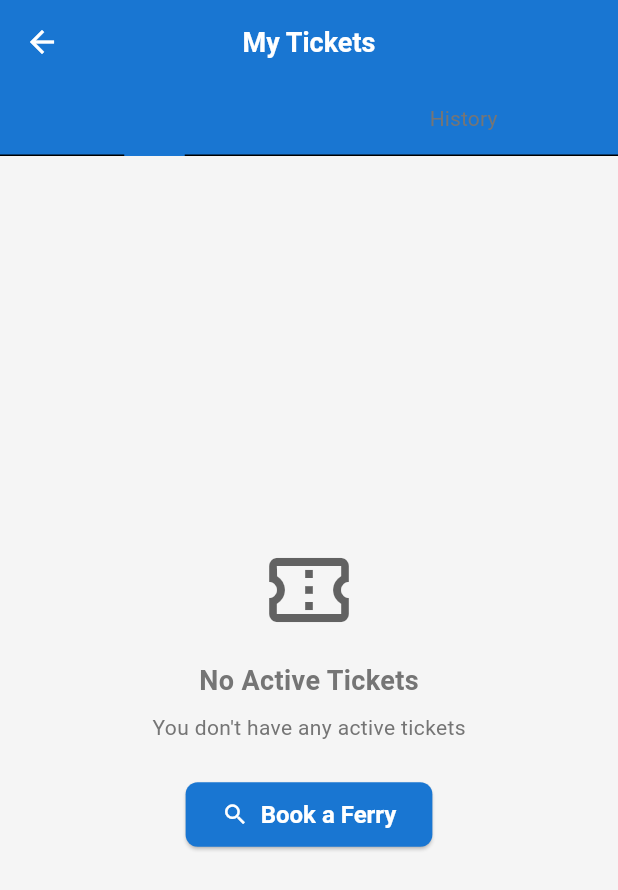
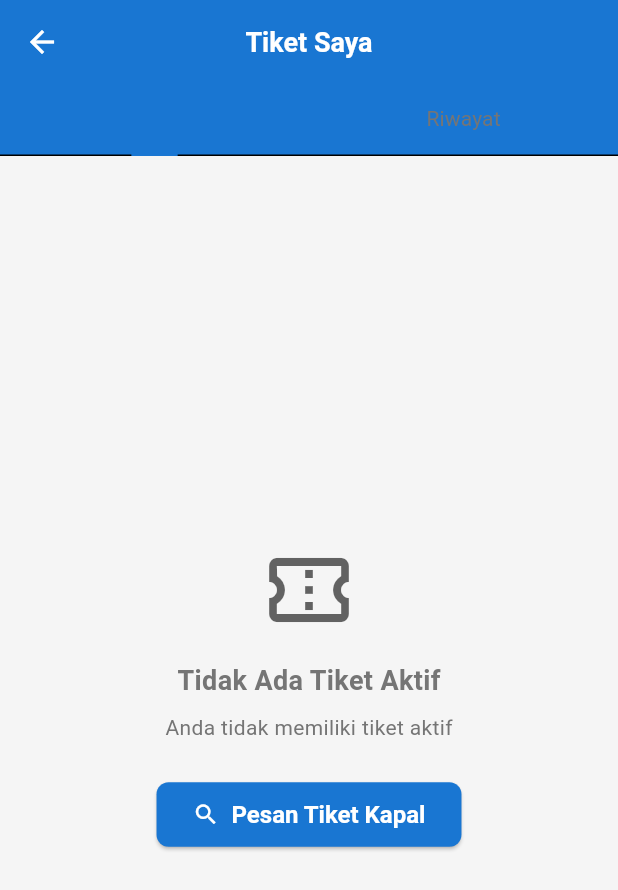
Before and after one commit to ImmanuelPartogi/HarborTicketingSystem, a Flutter app: the TicketListScreen screen opened directly, on a phone screen of 412 x 824 dp. Shown: the top 890 px of the screen. Run offline on Flutter 3.47's test engine with Material 3 defaults, Android fonts, the phone set to English and light mode, and no system bars; our stand-ins replace flutter_local_notifications, qr_flutter, shared_preferences; accounts and stored records are empty; network calls fail.

Commit message:
Ticket App Update

```diff
--- a/ticket_app/lib/config/api_config.dart
+++ b/ticket_app/lib/config/api_config.dart
@@ -28,7 +28,8 @@ class ApiConfig {
   // Diperbaiki jika cancelBooking dan rescheduleBooking menggunakan ID numerik
   static const String cancelBooking = '/api/v1/bookings/id/{id}/cancel';
   static const String rescheduleBooking = '/api/v1/bookings/id/{id}/reschedule';
-  static const String generateTickets = '/api/v1/bookings/id/{id}/generate-tickets';
+  static const String generateTickets =
+      '/api/v1/bookings/id/{id}/generate-tickets';
 
   static const String payments = '/api/v1/payments';
   // Diperbaiki untuk menggunakan endpoint yang benar
@@ -37,6 +38,7 @@ class ApiConfig {
   static const String tickets = '/api/v1/tickets';
   static const String ticketDetail = '/api/v1/tickets/{id}';
   static const String validateTicket = '/api/v1/tickets/{id}/validate';
+  static const String groupedTickets = '/tickets/grouped';
 
   static const String notifications = '/api/v1/notifications';
 
--- a/ticket_app/lib/screens/ticket/ticket_list_screen.dart
+++ b/ticket_app/lib/screens/ticket/ticket_list_screen.dart
@@ -55,10 +55,10 @@ class _TicketListScreenState extends State<TicketListScreen>
   Widget build(BuildContext context) {
     return Scaffold(
       appBar: AppBar(
-        title: const Text('My Tickets'),
+        title: const Text('Tiket Saya'),
         bottom: TabBar(
           controller: _tabController,
-          tabs: const [Tab(text: 'Active'), Tab(text: 'History')],
+          tabs: const [Tab(text: 'Aktif'), Tab(text: 'Riwayat')],
         ),
       ),
       body: TabBarView(
@@ -79,34 +79,13 @@ class _TicketListScreenState extends State<TicketListScreen>
       builder: (context, ticketProvider, _) {
         if (ticketProvider.isLoadingActiveTickets) {
           return const Center(
-            child: LoadingIndicator(message: 'Loading active tickets...'),
+            child: LoadingIndicator(message: 'Memuat tiket aktif...'),
           );
         }
 
         // Debug logs
-        print('=== TICKET GROUPING DEBUG ===');
-        print('Active tickets count: ${ticketProvider.activeTickets.length}');
-
-        // Check each ticket for schedule data
-        int ticketsWithSchedule = 0;
-        int ticketsWithRouteAndFerry = 0;
-
-        for (var ticket in ticketProvider.activeTickets) {
-          if (ticket.schedule != null) {
-            ticketsWithSchedule++;
-            if (ticket.schedule!.route != null &&
-                ticket.schedule!.ferry != null) {
-              ticketsWithRouteAndFerry++;
-            }
-          }
-        }
-
-        print(
-          'Tickets with schedule: $ticketsWithSchedule / ${ticketProvider.activeTickets.length}',
-        );
-        print(
-          'Tickets with route & ferry: $ticketsWithRouteAndFerry / ${ticketProvider.activeTickets.length}',
-        );
+        print('=== PENGELOMPOKAN TIKET DEBUG ===');
+        print('Jumlah tiket aktif: ${ticketProvider.activeTickets.length}');
 
         if (ticketProvider.activeTickets.isEmpty) {
           return Center(
@@ -120,7 +99,7 @@ class _TicketListScreenState extends State<TicketListScreen>
                 ),
                 const SizedBox(height: AppTheme.paddingMedium),
                 const Text(
-                  'No Active Tickets',
+                  'Tidak Ada Tiket Aktif',
                   style: TextStyle(
                     fontSize: AppTheme.fontSizeLarge,
                     fontWeight: FontWeight.bold,
@@ -128,7 +107,7 @@ class _TicketListScreenState extends State<TicketListScreen>
                 ),
                 const SizedBox(height: AppTheme.paddingSmall),
                 const Text(
-                  'You don\'t have any active tickets',
+                  'Anda tidak memiliki tiket aktif',
                   style: TextStyle(fontSize: AppTheme.fontSizeRegular),
                 ),
                 const SizedBox(height: AppTheme.paddingLarge),
@@ -137,7 +116,7 @@ class _TicketListScreenState extends State<TicketListScreen>
                     Navigator.pushReplacementNamed(context, AppRoutes.home);
                   },
                   icon: const Icon(Icons.search),
-                  label: const Text('Book a Ferry'),
+                  label: const Text('Pesan Tiket Kapal'),
                   style: ElevatedButton.styleFrom(
                     backgroundColor: AppTheme.primaryColor,
                     foregroundColor: Colors.white,
@@ -152,25 +131,18 @@ class _TicketListScreenState extends State<TicketListScreen>
           );
         }
 
-        // Group tickets by schedule
-        final groupedTickets = ticketProvider.getTicketsGroupedBySchedule();
-        print('Grouped into ${groupedTickets.length} groups');
+        // Gunakan fungsi pengelompokan berdasarkan tanggal, kapal, dan tujuan
+        final groupedTickets = ticketProvider.getTicketsGroupedByDateFerryDestination();
+        print('Tiket dikelompokkan menjadi ${groupedTickets.length} grup');
 
         // Debug untuk melihat setiap grup
         groupedTickets.forEach((key, tickets) {
-          final firstTicket = tickets.first;
-          final schedule = firstTicket.schedule;
-          print('Group key: $key');
-          print('  Tickets count: ${tickets.length}');
-          if (schedule != null) {
-            print('  Route: ${schedule.route?.routeName}');
-            print('  Ferry: ${schedule.ferry?.name}');
-            print(
-              '  Departure: ${DateFormat('yyyy-MM-dd HH:mm').format(schedule.departureTime)}',
-            );
-          } else {
-            print('  No schedule info');
-          }
+          final groupInfo = ticketProvider.getGroupInfo(key);
+          print('Grup kunci: $key');
+          print('  Jumlah tiket: ${tickets.length}');
+          print('  Tanggal: ${groupInfo['date']}');
+          print('  Kapal: ${groupInfo['ferry']}');
+          print('  Tujuan: ${groupInfo['destination']}');
         });
 
         return RefreshIndicator(
@@ -179,15 +151,18 @@ class _TicketListScreenState extends State<TicketListScreen>
             padding: const EdgeInsets.all(AppTheme.paddingMedium),
             itemCount: groupedTickets.length,
             itemBuilder: (context, index) {
-              // Get schedule ID and tickets for this group
+              // Dapatkan ID grup dan tiket untuk grup ini
               final key = groupedTickets.keys.elementAt(index);
               final tickets = groupedTickets[key]!;
 
               print(
-                'Building group $index (key: $key) with ${tickets.length} tickets',
+                'Membangun grup $index (key: $key) dengan ${tickets.length} tiket',
               );
 
-              return TicketGroupItem(tickets: tickets);
+              return TicketGroupItemEnhanced(
+                tickets: tickets,
+                groupKey: key,
+              );
             },
           ),
         );
@@ -200,7 +175,7 @@ class _TicketListScreenState extends State<TicketListScreen>
       builder: (context, ticketProvider, _) {
         if (ticketProvider.isLoadingTicketHistory) {
           return const Center(
-            child: LoadingIndicator(message: 'Loading ticket history...'),
+            child: LoadingIndicator(message: 'Memuat riwayat tiket...'),
           );
         }
 
@@ -216,7 +191,7 @@ class _TicketListScreenState extends State<TicketListScreen>
                 ),
                 const SizedBox(height: AppTheme.paddingMedium),
                 const Text(
-                  'No Ticket History',
+                  'Tidak Ada Riwayat Tiket',
                   style: TextStyle(
                     fontSize: AppTheme.fontSizeLarge,
                     fontWeight: FontWeight.bold,
@@ -224,7 +199,7 @@ class _TicketListScreenState extends State<TicketListScreen>
                 ),
                 const SizedBox(height: AppTheme.paddingSmall),
                 const Text(
-                  'Your past tickets will appear here',
+                  'Tiket yang sudah lalu akan muncul di sini',
                   style: TextStyle(fontSize: AppTheme.fontSizeRegular),
                 ),
               ],
@@ -258,22 +233,29 @@ class _TicketListScreenState extends State<TicketListScreen>
   }
 }
 
-class TicketGroupItem extends StatefulWidget {
+class TicketGroupItemEnhanced extends StatefulWidget {
   final List<dynamic> tickets;
+  final String groupKey;
 
-  const TicketGroupItem({Key? key, required this.tickets}) : super(key: key);
+  const TicketGroupItemEnhanced({
+    Key? key,
+    required this.tickets,
+    required this.groupKey
+  }) : super(key: key);
 
   @override
-  State<TicketGroupItem> createState() => _TicketGroupItemState();
+  State<TicketGroupItemEnhanced> createState() => _TicketGroupItemEnhancedState();
 }
 
-class _TicketGroupItemState extends State<TicketGroupItem> {
+class _TicketGroupItemEnhancedState extends State<TicketGroupItemEnhanced> {
   bool isExpanded = false;
 
   @override
   Widget build(BuildContext context) {
+    final ticketProvider = Provider.of<TicketProvider>(context, listen: false);
     final firstTicket = widget.tickets.first;
     final schedule = firstTicket.schedule;
+    final groupInfo = ticketProvider.getGroupInfo(widget.groupKey);
 
     if (schedule == null) {
       return const SizedBox.shrink();
@@ -295,30 +277,28 @@ class _TicketGroupItemState extends State<TicketGroupItem> {
               padding: const EdgeInsets.all(AppTheme.paddingMedium),
               decoration: BoxDecoration(
                 color: AppTheme.primaryColor,
-                borderRadius:
-                    isExpanded
-                        ? const BorderRadius.only(
-                          topLeft: Radius.circular(AppTheme.borderRadiusMedium),
-                          topRight: Radius.circular(
-                            AppTheme.borderRadiusMedium,
-                          ),
-                        )
-                        : BorderRadius.circular(AppTheme.borderRadiusMedium),
+                borderRadius: isExpanded
+                    ? const BorderRadius.only(
+                        topLeft: Radius.circular(AppTheme.borderRadiusMedium),
+                        topRight: Radius.circular(AppTheme.borderRadiusMedium),
+                      )
+                    : BorderRadius.circular(AppTheme.borderRadiusMedium),
               ),
               child: Column(
                 crossAxisAlignment: CrossAxisAlignment.start,
                 children: [
+                  // Row 1: Tujuan
                   Row(
                     children: [
                       const Icon(
-                        Icons.directions_boat,
+                        Icons.place,
                         color: Colors.white,
                         size: 20,
                       ),
                       const SizedBox(width: AppTheme.paddingSmall),
                       Expanded(
                         child: Text(
-                          '${schedule.route?.routeName ?? 'Unknown Route'} (${schedule.ferry?.name ?? 'Unknown Ferry'})',
+                          'Tujuan: ${groupInfo['destination']}',
                           style: const TextStyle(
                             color: Colors.white,
                             fontWeight: FontWeight.bold,
@@ -342,10 +322,7 @@ class _TicketGroupItemState extends State<TicketGroupItem> {
                         child: Text(
                           schedule.statusText,
                           style: TextStyle(
-                            color:
-                                schedule.isAvailable
-                                    ? Colors.green
-                                    : Colors.red,
+                            color: schedule.isAvailable ? Colors.green : Colors.red,
                             fontWeight: FontWeight.w600,
                             fontSize: AppTheme.fontSizeSmall,
                           ),
@@ -354,6 +331,28 @@ class _TicketGroupItemState extends State<TicketGroupItem> {
                     ],
                   ),
                   const SizedBox(height: AppTheme.paddingSmall),
+
+                  // Row 2: Jenis Kapal
+                  Row(
+                    children: [
+                      const Icon(
+                        Icons.directions_boat,
+                        color: Colors.white70,
+                        size: 16,
+                      ),
+                      const SizedBox(width: AppTheme.paddingSmall),
+                      Text(
+                        'Kapal: ${groupInfo['ferry']}',
+                        style: const TextStyle(
+                          color: Colors.white,
+                          fontWeight: FontWeight.w500,
+                        ),
+                      ),
+                    ],
+                  ),
+                  const SizedBox(height: AppTheme.paddingSmall),
+
+                  // Row 3: Tanggal Berangkat
                   Row(
                     children: [
                       const Icon(
@@ -363,9 +362,7 @@ class _TicketGroupItemState extends State<TicketGroupItem> {
                       ),
                       const SizedBox(width: AppTheme.paddingSmall),
                       Text(
-                        DateFormat(
-                          'EEE, dd MMM yyyy',
-                        ).format(schedule.departureTime),
+                        'Tanggal: ${groupInfo['date']}',
                         style: const TextStyle(color: Colors.white),
                       ),
                       const SizedBox(width: AppTheme.paddingMedium),
@@ -390,6 +387,8 @@ class _TicketGroupItemState extends State<TicketGroupItem> {
                     ],
                   ),
                   const SizedBox(height: AppTheme.paddingSmall),
+
+                  // Badge jumlah tiket
                   Container(
                     padding: const EdgeInsets.symmetric(
                       horizontal: AppTheme.paddingRegular,
@@ -402,7 +401,7 @@ class _TicketGroupItemState extends State<TicketGroupItem> {
                       ),
                     ),
                     child: Text(
-                      '${widget.tickets.length} ${widget.tickets.length > 1 ? 'Tickets' : 'Ticket'}',
+                      '${widget.tickets.length} ${widget.tickets.length > 1 ? 'Tiket' : 'Tiket'}',
                       style: TextStyle(
                         color: AppTheme.primaryColor,
                         fontWeight: FontWeight.w600,
@@ -438,14 +437,12 @@ class _TicketGroupItemState extends State<TicketGroupItem> {
                   Padding(
                     padding: const EdgeInsets.all(AppTheme.paddingMedium),
                     child: Text(
-                      'Ticket Details (${widget.tickets.length})',
+                      'Detail Tiket (${widget.tickets.length})',
                       style: const TextStyle(fontWeight: FontWeight.bold),
                     ),
                   ),
                   const Divider(height: 1),
-                  ...widget.tickets
-                      .map((ticket) => _buildTicketItem(ticket))
-                      .toList(),
+                  ...widget.tickets.map((ticket) => _buildTicketItem(ticket)).toList(),
                 ],
               ),
             ),
@@ -457,10 +454,7 @@ class _TicketGroupItemState extends State<TicketGroupItem> {
   Widget _buildTicketItem(ticket) {
     return InkWell(
       onTap: () {
-        final ticketProvider = Provider.of<TicketProvider>(
-          context,
-          listen: false,
-        );
+        final ticketProvider = Provider.of<TicketProvider>(context, listen: false);
         ticketProvider.setSelectedTicket(ticket.id);
         Navigator.pushNamed(
           context,
@@ -478,9 +472,7 @@ class _TicketGroupItemState extends State<TicketGroupItem> {
               height: 40,
               decoration: BoxDecoration(
                 color: ticket.statusColor.withOpacity(0.1),
-                borderRadius: BorderRadius.circular(
-                  AppTheme.borderRadiusRegular,
-                ),
+                borderRadius: BorderRadius.circular(AppTheme.borderRadiusRegular),
               ),
               child: Icon(
                 Icons.confirmation_number_outlined,
@@ -504,7 +496,7 @@ class _TicketGroupItemState extends State<TicketGroupItem> {
                       ),
                     ),
                   Text(
-                    'Ticket: ${ticket.ticketNumber}',
+                    'Tiket: ${ticket.ticketNumber}',
                     style: TextStyle(
                       color: Theme.of(context).textTheme.bodyMedium?.color,
                       fontSize: AppTheme.fontSizeSmall,
@@ -517,10 +509,7 @@ class _TicketGroupItemState extends State<TicketGroupItem> {
             // View button
             ElevatedButton(
               onPressed: () {
-                final ticketProvider = Provider.of<TicketProvider>(
-                  context,
-                  listen: false,
-                );
+                final ticketProvider = Provider.of<TicketProvider>(context, listen: false);
                 ticketProvider.setSelectedTicket(ticket.id);
                 Navigator.pushNamed(
                   context,
@@ -541,7 +530,7 @@ class _TicketGroupItemState extends State<TicketGroupItem> {
                 ),
                 minimumSize: const Size(0, 0),
               ),
-              child: const Text('View'),
+              child: const Text('Lihat'),
             ),
           ],
         ),
```
Also changed, not shown: ticket_app/lib/providers/ticket_provider.dart (+55 -0 lines).
